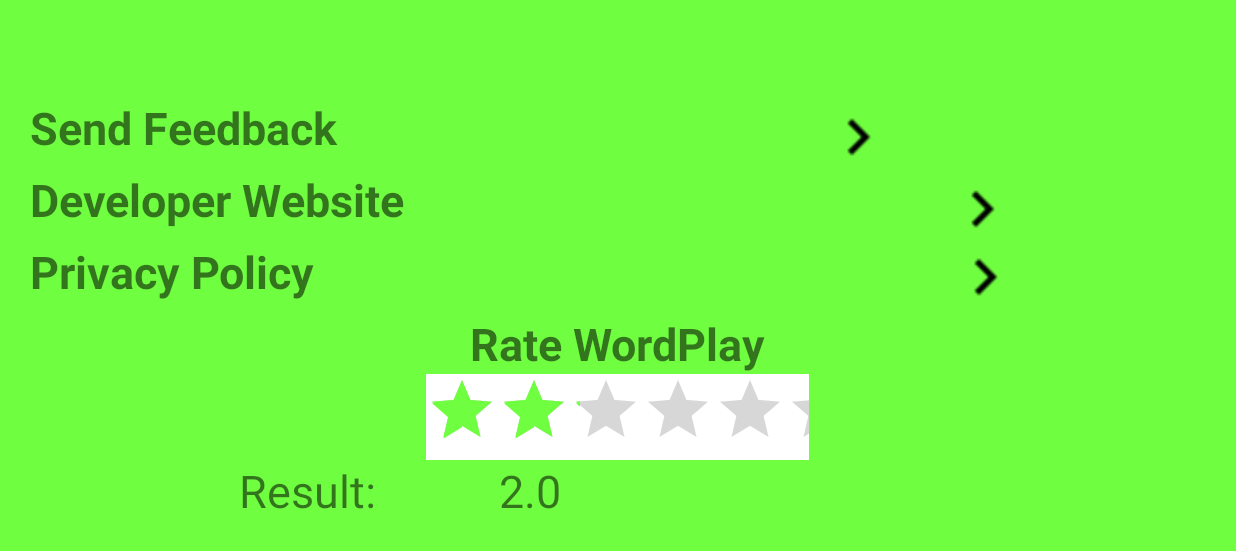
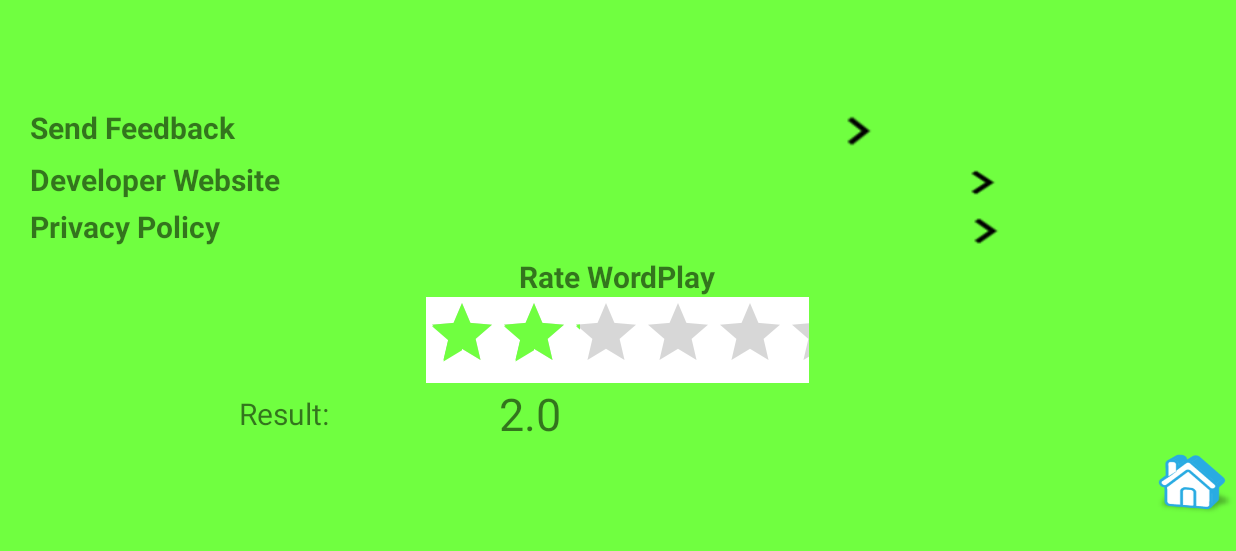
Before and after one commit to janus21cn/WordPlay2, an Android app: the screen it shows after launch (Help), after a tap on an icon or button, on a phone screen of 824 x 412 dp (held sideways). Shown: the top 551 px of the screen. Run offline under Robolectric (Android 15) with nearby library versions, the phone set to English and light mode, and no system bars.

```diff
--- a/app/src/main/java/wonder4/wordplay2/Help.java
+++ b/app/src/main/java/wonder4/wordplay2/Help.java
@@ -51,6 +51,15 @@ public class Help extends AppCompatActivity {
             }
         });
 
+        Button homepage = (Button) findViewById(R.id.homepage_btnSetting) ;
+        homepage.setOnClickListener(new View.OnClickListener() {
+            @Override
+            public void onClick(View v) {
+                Intent intent = new Intent(Help.this, MainActivity.class);
+                startActivity(intent);
+            }
+        });
+
         ratingBar=(RatingBar) findViewById(R.id.ratingBar);
         ratingValue = (TextView) findViewById(R.id.rating_result);
         ratingValue.setText(String.valueOf(ratingBar.getRating()));
--- a/app/src/main/java/wonder4/wordplay2/MainActivity.java
+++ b/app/src/main/java/wonder4/wordplay2/MainActivity.java
@@ -2,6 +2,7 @@ package wonder4.wordplay2;
 
 import android.app.Activity;
 import android.content.Intent;
+import android.media.MediaPlayer;
 import android.support.v7.app.AppCompatActivity;
 import android.os.Bundle;
 import android.view.View;
@@ -9,16 +10,22 @@ import android.widget.Button;
 
 public class MainActivity extends AppCompatActivity {
 
+    MediaPlayer firststep;
+
     @Override
     protected void onCreate(Bundle savedInstanceState) {
         super.onCreate(savedInstanceState);
         setContentView(R.layout.activity_main);
+
+        firststep = MediaPlayer.create(this, R.raw.first_step);
+        playMusic(firststep);
 
         Button playBtn = (Button) findViewById(R.id.btn_Play);
         playBtn.setOnClickListener(new View.OnClickListener() {
                @Override
                public void onClick(View v) {
                    Intent intent = new Intent(MainActivity.this, WordOne.class);
+                   stopMusic(firststep);
                    startActivity(intent);
                }
            });
@@ -46,6 +53,7 @@ public class MainActivity extends AppCompatActivity {
             @Override
             public void onClick(View v) {
                 Intent intent = new Intent(MainActivity.this, PWord_page.class);
+                stopMusic(firststep);
                 startActivity(intent);
             }
         });
@@ -55,12 +63,14 @@ public class MainActivity extends AppCompatActivity {
             @Override
             public void onClick(View v) {
                 Intent intent = new Intent(MainActivity.this, Help.class);
+                stopMusic(firststep);
                 startActivity(intent);
             }
         });
 
     }
 
-
-
+    public void playMusic(MediaPlayer view) {firststep.start();
+    }
+    public void stopMusic(MediaPlayer view){firststep.stop();}
 }
--- a/app/src/main/res/layout/activity_help.xml
+++ b/app/src/main/res/layout/activity_help.xml
@@ -14,14 +14,14 @@
             android:layout_width="508dp"
             android:layout_height="wrap_content"
             android:text="Send Feedback"
-            android:textSize="30dp"
+            android:textSize="20dp"
             android:paddingLeft="20dp"
             android:textStyle="bold|normal"
             android:layout_weight="0.15" />
         <Button
             style="?android:attr/buttonStyleSmall"
             android:layout_width="wrap_content"
-            android:layout_height="wrap_content"
+            android:layout_height="37dp"
             android:text=" "
             android:background="@drawable/ic_navigate_next_black_24dp"
             android:id="@+id/f_backbutton"
@@ -37,14 +37,14 @@
             android:layout_width="486dp"
             android:layout_height="wrap_content"
             android:text="Developer Website"
-            android:textSize="30dp"
+            android:textSize="20dp"
             android:paddingLeft="20dp"
             android:textStyle="bold|normal"
             android:layout_weight="0.50" />
         <Button
             style="?android:attr/buttonStyleSmall"
             android:layout_width="wrap_content"
-            android:layout_height="wrap_content"
+            android:layout_height="31dp"
             android:background="@drawable/ic_navigate_next_black_24dp"
             android:text="  "
             android:id="@+id/dev_Website" />
@@ -60,14 +60,14 @@
             android:layout_width="489dp"
             android:layout_height="wrap_content"
             android:text="Privacy Policy"
-            android:textSize="30dp"
+            android:textSize="20dp"
             android:paddingLeft="20dp"
             android:layout_weight="0.50"
             android:textStyle="bold|normal" />
         <Button
             style="?android:attr/buttonStyleSmall"
             android:layout_width="wrap_content"
-            android:layout_height="wrap_content"
+            android:layout_height="33dp"
             android:text="  "
             android:background="@drawable/ic_navigate_next_black_24dp"
             android:id="@+id/privacy_policy"
@@ -85,7 +85,7 @@
             android:layout_width="wrap_content"
             android:layout_height="match_parent"
             android:text="Rate WordPlay"
-            android:textSize="30dp"
+            android:textSize="20dp"
             android:textStyle="bold|normal" />
 
         <RatingBar
@@ -108,9 +108,10 @@
             android:layout_width="173dp"
             android:layout_height="wrap_content"
             android:id="@+id/rating_result_label"
-            android:textSize="30dp"
+            android:textSize="20dp"
             android:text="Result: "
-            android:paddingLeft="20dp" />
+            android:paddingLeft="20dp"
+            android:textIsSelectable="true" />
 
         <TextView
             android:layout_width="371dp"
@@ -120,6 +121,11 @@
             android:id="@+id/rating_result"
             />
     </LinearLayout>
-
+        <Button
+            android:id="@+id/homepage_btnSetting"
+            android:layout_width="59dp"
+            android:layout_height="47dp"
+            android:background="@drawable/home_icon"
+            android:layout_gravity="right" />
     </LinearLayout>
 </LinearLayout>
```
Also changed, not shown: app/src/main/java/wonder4/wordplay2/PrivacyPolicy.java (+13 -0 lines), app/src/main/res/layout/activity_privacy_policy.xml (+10 -0 lines), app/src/main/res/layout/content_help.xml (+29 -19 lines).
